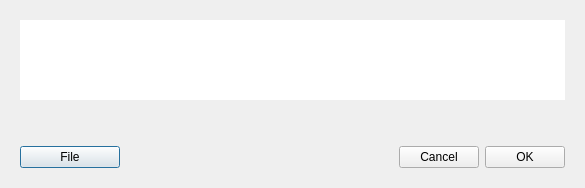
This is src/Gui/Common/KeyDialog.ui in worktips/worktips-lite-wallet as Qt 5 draws it before an edit. The edited form follows.
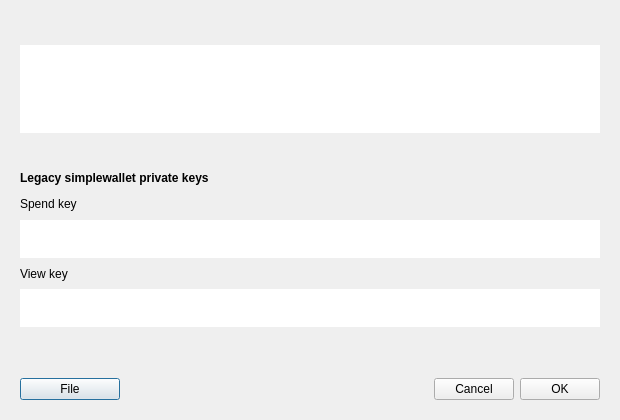
This is the edited form. Custom widgets are drawn as their Qt base class.

Patch:
```diff
--- a/src/Gui/Common/KeyDialog.ui
+++ b/src/Gui/Common/KeyDialog.ui
@@ -6,34 +6,23 @@
    <rect>
     <x>0</x>
     <y>0</y>
-    <width>585</width>
-    <height>188</height>
+    <width>620</width>
+    <height>420</height>
    </rect>
   </property>
   <property name="sizePolicy">
-   <sizepolicy hsizetype="Fixed" vsizetype="Preferred">
+   <sizepolicy hsizetype="MinimumExpanding" vsizetype="MinimumExpanding">
     <horstretch>0</horstretch>
     <verstretch>0</verstretch>
    </sizepolicy>
   </property>
-  <property name="minimumSize">
-   <size>
-    <width>585</width>
-    <height>188</height>
-   </size>
-  </property>
-  <property name="maximumSize">
-   <size>
-    <width>585</width>
-    <height>188</height>
-   </size>
-  </property>
+
   <property name="windowTitle">
    <string>Key</string>
   </property>
   <layout class="QVBoxLayout" name="verticalLayout">
-   <property name="spacing">
-    <number>0</number>
+   <property name="sizeConstraint">
+    <enum>QLayout::SetMinimumSize</enum>
    </property>
    <property name="leftMargin">
     <number>20</number>
@@ -47,23 +36,58 @@
    <property name="bottomMargin">
     <number>20</number>
    </property>
+   <item>
+    <widget class="QLabel" name="m_walletLabel">
+     <property name="minimumSize">
+      <size>
+       <width>0</width>
+       <height>16</height>
+      </size>
+     </property>
+     <property name="text">
+      <string/>
+     </property>
+    </widget>
+   </item>
    <item>
     <widget class="QTextEdit" name="m_keyEdit">
+      <property name="sizePolicy">
+      <sizepolicy hsizetype="Expanding" vsizetype="Fixed">
+       <horstretch>0</horstretch>
+       <verstretch>0</verstretch>
+      </sizepolicy>
+     </property>
      <property name="minimumSize">
       <size>
        <width>0</width>
-       <height>80</height>
+       <height>88</height>
       </size>
      </property>
      <property name="maximumSize">
       <size>
        <width>16777215</width>
-       <height>80</height>
+       <height>88</height>
       </size>
      </property>
      <property name="frameShape">
       <enum>QFrame::NoFrame</enum>
      </property>
+     <property name="verticalScrollBarPolicy">
+      <enum>Qt::ScrollBarAlwaysOff</enum>
+     </property>
+     <property name="horizontalScrollBarPolicy">
+      <enum>Qt::ScrollBarAlwaysOff</enum>
+     </property>
+     <property name="sizeAdjustPolicy">
+      <enum>QAbstractScrollArea::AdjustToContents</enum>
+     </property>
+     <property name="html">
+      <string>&lt;!DOCTYPE HTML PUBLIC &quot;-//W3C//DTD HTML 4.0//EN&quot; &quot;http://www.w3.org/TR/REC-html40/strict.dtd&quot;&gt;
+&lt;html&gt;&lt;head&gt;&lt;meta name=&quot;qrichtext&quot; content=&quot;1&quot; /&gt;&lt;style type=&quot;text/css&quot;&gt;
+p, li { white-space: pre-wrap; }
+&lt;/style&gt;&lt;/head&gt;&lt;body style=&quot; font-family:'.SF NS Text'; font-size:13pt; font-weight:400; font-style:normal;&quot;&gt;
+&lt;p style=&quot;-qt-paragraph-type:empty; margin-top:12px; margin-bottom:12px; margin-left:0px; margin-right:0px; -qt-block-indent:0; text-indent:0px; font-family:'Monaco';&quot;&gt;&lt;br /&gt;&lt;/p&gt;&lt;/body&gt;&lt;/html&gt;</string>
+     </property>
     </widget>
    </item>
    <item>
@@ -72,16 +96,88 @@
       <enum>Qt::Vertical</enum>
      </property>
      <property name="sizeType">
-      <enum>QSizePolicy::Expanding</enum>
+      <enum>QSizePolicy::Fixed</enum>
      </property>
      <property name="sizeHint" stdset="0">
       <size>
-       <width>20</width>
-       <height>10</height>
+       <width>0</width>
+       <height>30</height>
       </size>
      </property>
     </spacer>
    </item>
+    <item>
+    <widget class="QLabel" name="m_simpleLabel">
+     <property name="text">
+      <string>&lt;html&gt;&lt;head/&gt;&lt;body&gt;&lt;p&gt;&lt;span style=&quot; font-weight:600;&quot;&gt;Legacy simplewallet private keys&lt;/span&gt;&lt;/p&gt;&lt;/body&gt;&lt;/html&gt;</string>
+     </property>
+    </widget>
+   </item>
+   <item>
+    <widget class="QLabel" name="m_spendLabel">
+     <property name="text">
+      <string>Spend key</string>
+     </property>
+    </widget>
+   </item>
+   <item>
+    <widget class="QTextEdit" name="m_spendKey">
+     <property name="sizePolicy">
+      <sizepolicy hsizetype="Expanding" vsizetype="Fixed">
+       <horstretch>0</horstretch>
+       <verstretch>0</verstretch>
+      </sizepolicy>
+     </property>
+     <property name="minimumSize">
+      <size>
+       <width>0</width>
+       <height>0</height>
+      </size>
+     </property>
+     <property name="maximumSize">
+      <size>
+       <width>16777215</width>
+       <height>38</height>
+      </size>
+     </property>
+     <property name="frameShape">
+      <enum>QFrame::NoFrame</enum>
+     </property>
+     <property name="html">
+      <string>&lt;!DOCTYPE HTML PUBLIC &quot;-//W3C//DTD HTML 4.0//EN&quot; &quot;http://www.w3.org/TR/REC-html40/strict.dtd&quot;&gt;
+&lt;html&gt;&lt;head&gt;&lt;meta name=&quot;qrichtext&quot; content=&quot;1&quot; /&gt;&lt;style type=&quot;text/css&quot;&gt;
+p, li { white-space: pre-wrap; }
+&lt;/style&gt;&lt;/head&gt;&lt;body style=&quot; font-family:'.SF NS Text'; font-size:13pt; font-weight:400; font-style:normal;&quot;&gt;
+&lt;p style=&quot;-qt-paragraph-type:empty; margin-top:0px; margin-bottom:0px; margin-left:0px; margin-right:0px; -qt-block-indent:0; text-indent:0px;&quot;&gt;&lt;br /&gt;&lt;/p&gt;&lt;/body&gt;&lt;/html&gt;</string>
+     </property>
+    </widget>
+   </item>
+   <item>
+    <widget class="QLabel" name="m_viewLabel">
+     <property name="text">
+      <string>View key</string>
+     </property>
+    </widget>
+   </item>
+   <item>
+    <widget class="QTextEdit" name="m_viewKey">
+     <property name="sizePolicy">
+      <sizepolicy hsizetype="Expanding" vsizetype="Fixed">
+       <horstretch>0</horstretch>
+       <verstretch>0</verstretch>
+      </sizepolicy>
+     </property>
+     <property name="maximumSize">
+      <size>
+       <width>16777215</width>
+       <height>38</height>
+      </size>
+     </property>
+     <property name="frameShape">
+      <enum>QFrame::NoFrame</enum>
+     </property>
+    </widget>
+   </item>
    <item alignment="Qt::AlignTop">
     <widget class="WalletGui::WalletSmallGrayTextLabel" name="m_descriptionLabel">
      <property name="text">
@@ -97,10 +193,13 @@
      <property name="orientation">
       <enum>Qt::Vertical</enum>
      </property>
+     <property name="sizeType">
+      <enum>QSizePolicy::Preferred</enum>
+     </property>
      <property name="sizeHint" stdset="0">
       <size>
        <width>20</width>
-       <height>10</height>
+       <height>20</height>
       </size>
      </property>
     </spacer>
```
